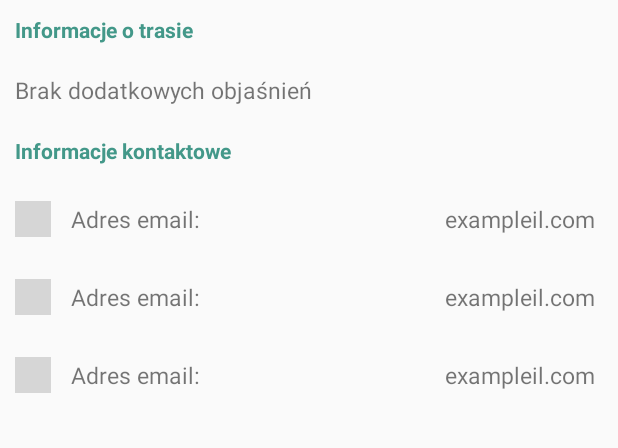
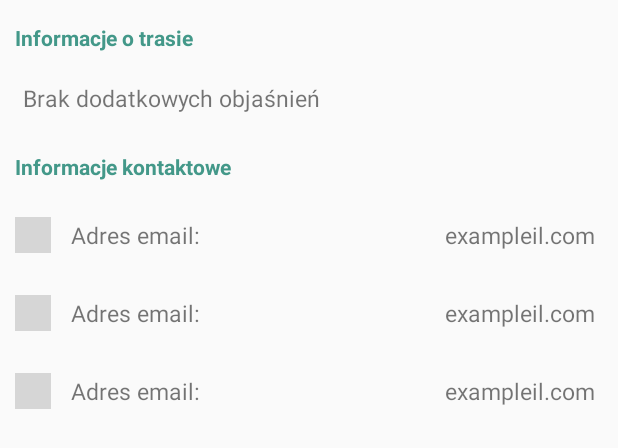
Before and after one commit to piotrjwegrzyn/Busy-32-410, an Android app: the layout activity_businfo.xml on its own in the app's theme, with its tools: preview values and no code run, on a phone screen of 412 x 824 dp. Shown: the top 448 px of the screen. Run offline under Robolectric (Android 15) with nearby library versions, the light colour scheme and no system bars; grey boxes are pictures that could not be loaded.

Commit message:
Ulepszenia ekranu informacji

```diff
--- a/app/build.gradle
+++ b/app/build.gradle
@@ -6,7 +6,7 @@ android {
         applicationId "piotrjwegrzyn.busy"
         minSdkVersion 21
         targetSdkVersion 26
-        versionCode 7
+        versionCode 8
         versionName "2.0-beta2"
         testInstrumentationRunner "android.support.test.runner.AndroidJUnitRunner"
     }
--- a/app/src/main/java/piotrjwegrzyn/busy/activities/BaseActivity.java
+++ b/app/src/main/java/piotrjwegrzyn/busy/activities/BaseActivity.java
@@ -5,7 +5,6 @@ import android.content.Context;
 import android.content.Intent;
 import android.content.IntentFilter;
 import android.content.SharedPreferences;
-import android.content.pm.ActivityInfo;
 import android.os.Bundle;
 import android.support.annotation.Nullable;
 import android.support.v4.content.LocalBroadcastManager;
@@ -34,7 +33,6 @@ public abstract class BaseActivity extends AppCompatActivity {
         if (mIsDarkTheme) {
             setTheme(R.style.DarkTheme);
         }
-        setRequestedOrientation(ActivityInfo.SCREEN_ORIENTATION_PORTRAIT);
     }
 
     @Override
--- a/app/src/main/java/piotrjwegrzyn/busy/activities/MainActivity.java
+++ b/app/src/main/java/piotrjwegrzyn/busy/activities/MainActivity.java
@@ -92,10 +92,8 @@ public class MainActivity extends BaseActivity {
         favList.setAdapter(favAdapter);
         if (favAdapter.getItemCount() == 0) {
             findViewById(R.id.busListFavourites).setVisibility(View.GONE);
-            findViewById(R.id.busListAll).setVisibility(View.GONE);
         } else {
             findViewById(R.id.busListFavourites).setVisibility(View.VISIBLE);
-            findViewById(R.id.busListAll).setVisibility(View.VISIBLE);
         }
     }
 
--- a/app/src/main/res/layout/activity_businfo.xml
+++ b/app/src/main/res/layout/activity_businfo.xml
@@ -1,17 +1,24 @@
 <?xml version="1.0" encoding="utf-8"?>
-<LinearLayout xmlns:android="http://schemas.android.com/apk/res/android"
+<android.support.v4.widget.NestedScrollView xmlns:android="http://schemas.android.com/apk/res/android"
+    xmlns:app="http://schemas.android.com/apk/res-auto"
     xmlns:tools="http://schemas.android.com/tools"
     android:layout_width="match_parent"
-    android:layout_height="match_parent"
-    xmlns:app="http://schemas.android.com/apk/res-auto"
-    android:orientation="vertical"
-    tools:context=".activities.BusinfoActivity">
+    android:layout_height="match_parent">
+
+    <LinearLayout xmlns:android="http://schemas.android.com/apk/res/android"
+        android:layout_width="match_parent"
+        android:layout_height="wrap_content"
+        android:descendantFocusability="blocksDescendants"
+        android:orientation="vertical">
 
         <TextView
             android:id="@+id/busInfoTop"
             android:layout_width="match_parent"
             android:layout_height="wrap_content"
-        android:padding="10dp"
+            android:paddingBottom="10dp"
+            android:paddingLeft="10dp"
+            android:paddingRight="10dp"
+            android:paddingTop="15dp"
             android:text="Informacje o trasie"
             android:textColor="@color/colorAccent"
             android:textSize="14sp"
@@ -21,7 +28,10 @@
             android:id="@+id/infoTextViewCompany"
             android:layout_width="match_parent"
             android:layout_height="wrap_content"
-        android:padding="10dp"
+            android:paddingBottom="10dp"
+            android:paddingLeft="15dp"
+            android:paddingRight="15dp"
+            android:paddingTop="10dp"
             android:textSize="15sp"
             tools:text="Brak dodatkowych objaśnień" />
 
@@ -29,18 +39,23 @@
             android:id="@+id/busInfoBottom"
             android:layout_width="match_parent"
             android:layout_height="wrap_content"
-        android:padding="10dp"
+            android:paddingBottom="10dp"
+            android:paddingLeft="10dp"
+            android:paddingRight="10dp"
+            android:paddingTop="15dp"
             android:text="Informacje kontaktowe"
             android:textColor="@color/colorAccent"
             android:textSize="14sp"
             android:textStyle="bold" />
 
         <android.support.v7.widget.RecyclerView
-        android:nestedScrollingEnabled="false"
             android:id="@+id/infoList"
             android:layout_width="match_parent"
             android:layout_height="match_parent"
+            android:nestedScrollingEnabled="false"
             app:layoutManager="android.support.v7.widget.LinearLayoutManager"
             tools:listitem="@layout/bus_info_item" />
 
     </LinearLayout>
+
+</android.support.v4.widget.NestedScrollView>
--- a/app/src/main/res/layout/activity_busplan.xml
+++ b/app/src/main/res/layout/activity_busplan.xml
@@ -58,7 +58,8 @@
         android:id="@+id/hoursTextView"
         android:layout_width="match_parent"
         android:layout_height="0px"
-        android:padding="8dp"
+        android:paddingLeft="10dp"
+        android:paddingRight="10dp"
         android:scrollbars="vertical"
         android:text="Wybierz przystanki"
         android:textSize="20sp"
--- a/app/src/main/res/layout/activity_main.xml
+++ b/app/src/main/res/layout/activity_main.xml
@@ -8,6 +8,7 @@
     <LinearLayout
         android:layout_width="match_parent"
         android:layout_height="wrap_content"
+        android:descendantFocusability="blocksDescendants"
         android:orientation="vertical">
 
         <TextView
```
Also changed, not shown: app/src/main/java/piotrjwegrzyn/busy/activities/BusinfoActivity.java (+14 -6 lines). Lines whose indentation alone changed are shown as unchanged.
